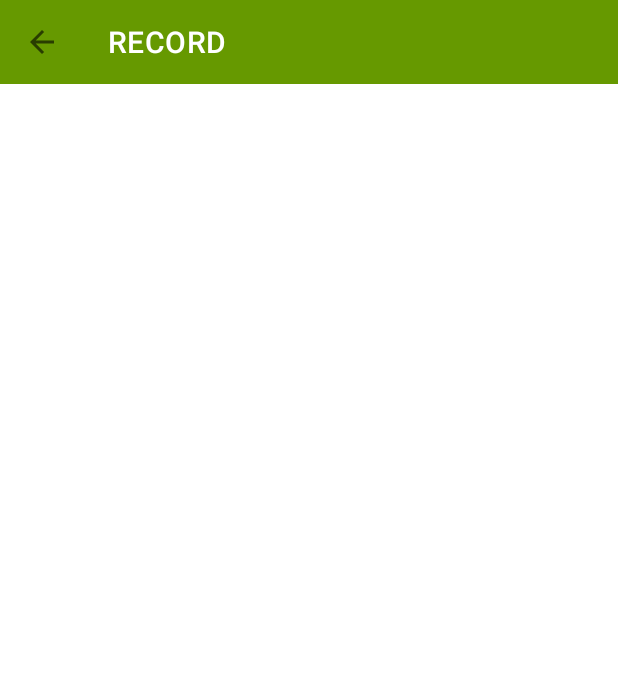
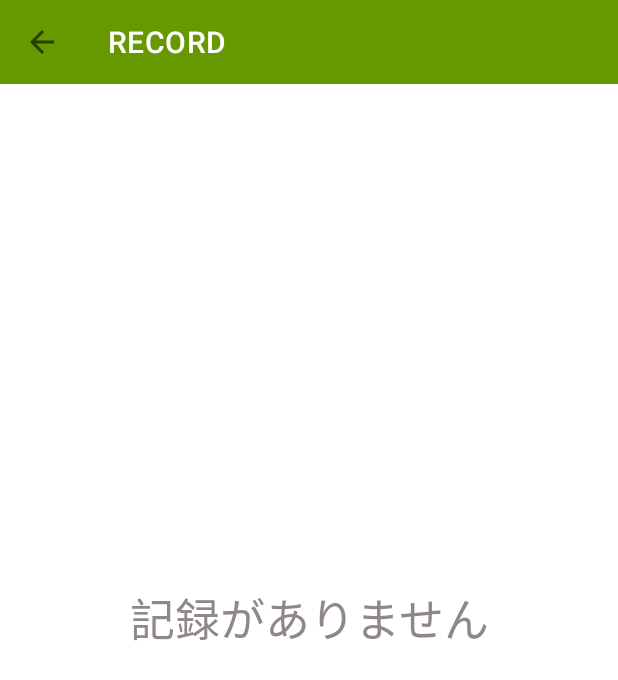
Before and after one commit to itc-s21005/MuscleTraining, an Android app: the RecordActivity screen opened directly, with no data from a screen before it, on a phone screen of 412 x 824 dp. Shown: the top 680 px of the screen. Run offline under Robolectric (Android 15) with nearby library versions, the phone set to English and light mode, and no system bars.

Commit message:
記録画面変更

```diff
--- /dev/null
+++ b/app/src/main/java/jp/ac/it_college/std/s20001/muscletraining/MessageFragment.kt
@@ -0,0 +1,29 @@
+package jp.ac.it_college.std.s20001.muscletraining
+
+import android.os.Bundle
+import android.view.LayoutInflater
+import android.view.View
+import android.view.ViewGroup
+import androidx.fragment.app.Fragment
+
+class MessageFragment: Fragment() {
+
+    fun newInstance(): MessageFragment{
+        val fragment = MessageFragment()
+
+        return fragment
+    }
+
+    override fun onCreateView(
+        inflater: LayoutInflater,
+        container: ViewGroup?,
+        savedInstanceState: Bundle?
+    ): View? {
+        return inflater.inflate(R.layout.fragment_norecord,
+        container, false)
+    }
+
+    override fun onViewCreated(view: View, savedInstanceState: Bundle?) {
+        super.onViewCreated(view, savedInstanceState)
+    }
+}
--- a/app/src/main/java/jp/ac/it_college/std/s20001/muscletraining/RecordActivity.kt
+++ b/app/src/main/java/jp/ac/it_college/std/s20001/muscletraining/RecordActivity.kt
@@ -11,25 +11,41 @@ class RecordActivity : AppCompatActivity() {
     private val helper = DatabaseHelper(this@RecordActivity)
     private lateinit var binding: ActivityRecordBinding
 
-
     override fun onCreate(savedInstanceState: Bundle?) {
         super.onCreate(savedInstanceState)
+        Log.d("RecordActivity", "onCreate RecordActivity")
         binding = ActivityRecordBinding.inflate(layoutInflater)
         setContentView(binding.root)
 
         setSupportActionBar(binding.recordToolbar)
         supportActionBar?.setDisplayHomeAsUpEnabled(true)
 
-        Log.d("RecordActivity", "onCreate RecordActivity")
+        val records = selectDb()
 
+        if(savedInstanceState == null){
+            if(records.size == 0){
+                val messageFragment = MessageFragment()
+                val fragmentManager = supportFragmentManager
+                val fragmentTransaction = fragmentManager.beginTransaction()
+
+                fragmentTransaction.addToBackStack(null)
+
+                fragmentTransaction.replace(R.id.container,
+                    messageFragment.newInstance(),
+                )
+                fragmentTransaction.commit()
+            } else {
                 Log.d("RecordActivity", "records = ${selectDb()}")
-        val adapter = RecyclerAdapter(selectDb())
+                val adapter = RecyclerAdapter(records)
                 val manager = LinearLayoutManager(this@RecordActivity)
                 binding.records.let {
                     it.adapter = adapter
                     manager.orientation = LinearLayoutManager.VERTICAL
                     it.layoutManager = manager
                 }
+            }
+        }
+
     }
 
     override fun onOptionsItemSelected(item: MenuItem): Boolean {
--- a/app/src/main/res/layout/activity_record.xml
+++ b/app/src/main/res/layout/activity_record.xml
@@ -26,6 +26,13 @@
         app:layout_constraintStart_toStartOf="parent"
         app:layout_constraintTop_toBottomOf="@+id/record_toolbar" />
 
-
+    <FrameLayout
+        android:id="@+id/container"
+        android:layout_width="match_parent"
+        android:layout_height="match_parent"
+        app:layout_constraintBottom_toBottomOf="parent"
+        app:layout_constraintEnd_toEndOf="parent"
+        app:layout_constraintStart_toStartOf="parent"
+        app:layout_constraintTop_toBottomOf="@+id/record_toolbar" />
 
 </androidx.constraintlayout.widget.ConstraintLayout>
--- /dev/null
+++ b/app/src/main/res/layout/fragment_norecord.xml
@@ -0,0 +1,20 @@
+<?xml version="1.0" encoding="utf-8"?>
+<androidx.constraintlayout.widget.ConstraintLayout xmlns:android="http://schemas.android.com/apk/res/android"
+    xmlns:app="http://schemas.android.com/apk/res-auto"
+    xmlns:tools="http://schemas.android.com/tools"
+    android:layout_width="match_parent"
+    android:layout_height="match_parent">
+
+    <TextView
+        android:id="@+id/message"
+        android:layout_width="0dp"
+        android:layout_height="wrap_content"
+        android:gravity="center_horizontal"
+        android:text="記録がありません"
+        android:textColor="#908888"
+        android:textSize="30sp"
+        app:layout_constraintBottom_toBottomOf="parent"
+        app:layout_constraintEnd_toEndOf="parent"
+        app:layout_constraintStart_toStartOf="parent"
+        app:layout_constraintTop_toTopOf="parent" />
+</androidx.constraintlayout.widget.ConstraintLayout>
```
Lines whose indentation alone changed are shown as unchanged.
